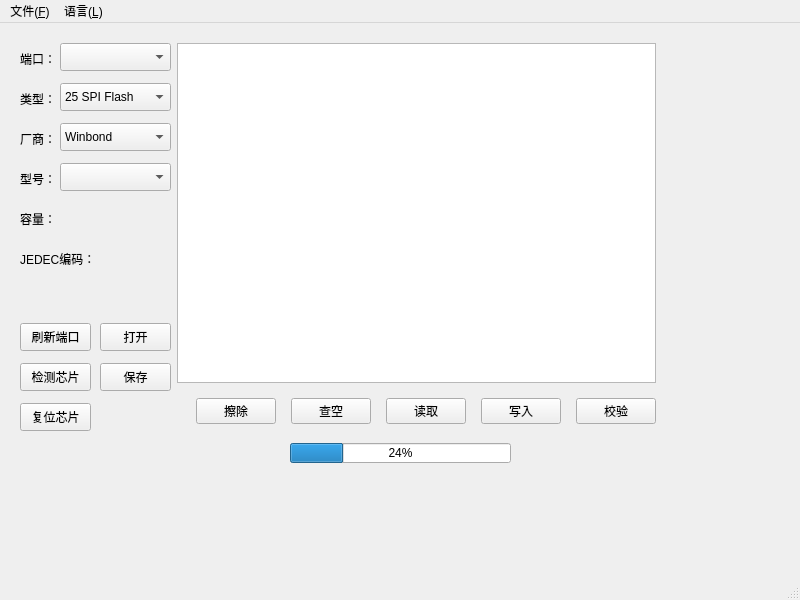
The window that mainwindow.ui (quietvillage/ch341pgr) describes before a commit, drawn with Qt 5.
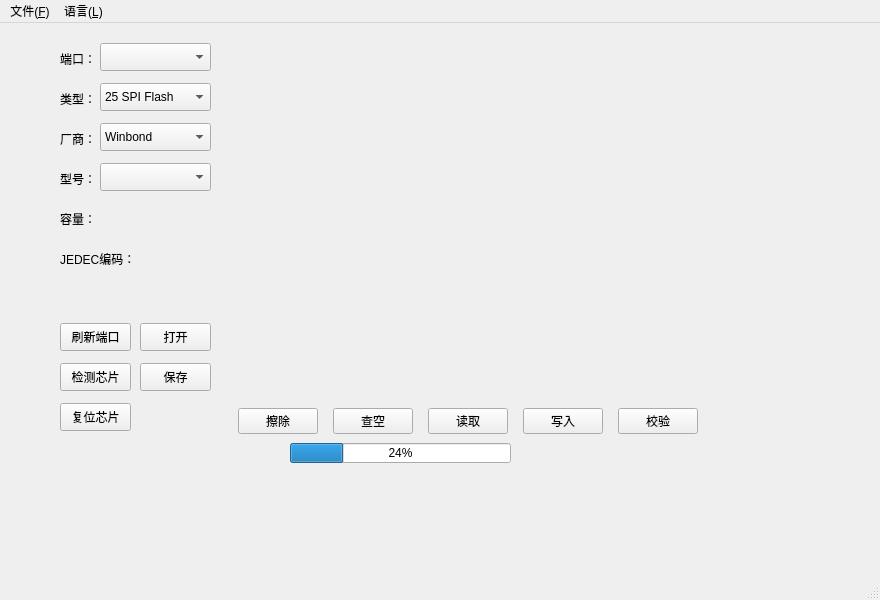
The same window after the commit. Custom widgets are drawn as their Qt base class.

Patch:
```diff
--- a/mainwindow.ui
+++ b/mainwindow.ui
@@ -6,7 +6,7 @@
    <rect>
     <x>0</x>
     <y>0</y>
-    <width>800</width>
+    <width>880</width>
     <height>600</height>
    </rect>
   </property>
@@ -17,9 +17,9 @@
    <widget class="QWidget" name="horizontalLayoutWidget">
     <property name="geometry">
      <rect>
-      <x>10</x>
+      <x>50</x>
       <y>10</y>
-      <width>656</width>
+      <width>658</width>
       <height>401</height>
      </rect>
     </property>
@@ -277,23 +277,8 @@
        <property name="topMargin">
         <number>10</number>
        </property>
-       <property name="bottomMargin">
-        <number>10</number>
-       </property>
        <item>
-        <widget class="QPlainTextEdit" name="plainTextEdit">
-         <property name="font">
-          <font>
-           <family>Source Code Pro</family>
-          </font>
-         </property>
-         <property name="lineWrapMode">
-          <enum>QPlainTextEdit::NoWrap</enum>
-         </property>
-         <property name="readOnly">
-          <bool>true</bool>
-         </property>
-        </widget>
+        <widget class="HexView" name="hexView" native="true"/>
        </item>
        <item>
         <layout class="QHBoxLayout" name="horizontalLayout_2">
@@ -379,7 +364,7 @@
     <rect>
      <x>0</x>
      <y>0</y>
-     <width>800</width>
+     <width>880</width>
      <height>25</height>
     </rect>
    </property>
@@ -458,6 +443,14 @@
    </property>
   </action>
  </widget>
+ <customwidgets>
+  <customwidget>
+   <class>HexView</class>
+   <extends>QWidget</extends>
+   <header>hexview.h</header>
+   <container>1</container>
+  </customwidget>
+ </customwidgets>
  <resources/>
  <connections/>
 </ui>
```
Left out of the diff: 2 changed lines with no effect on the pictures.
